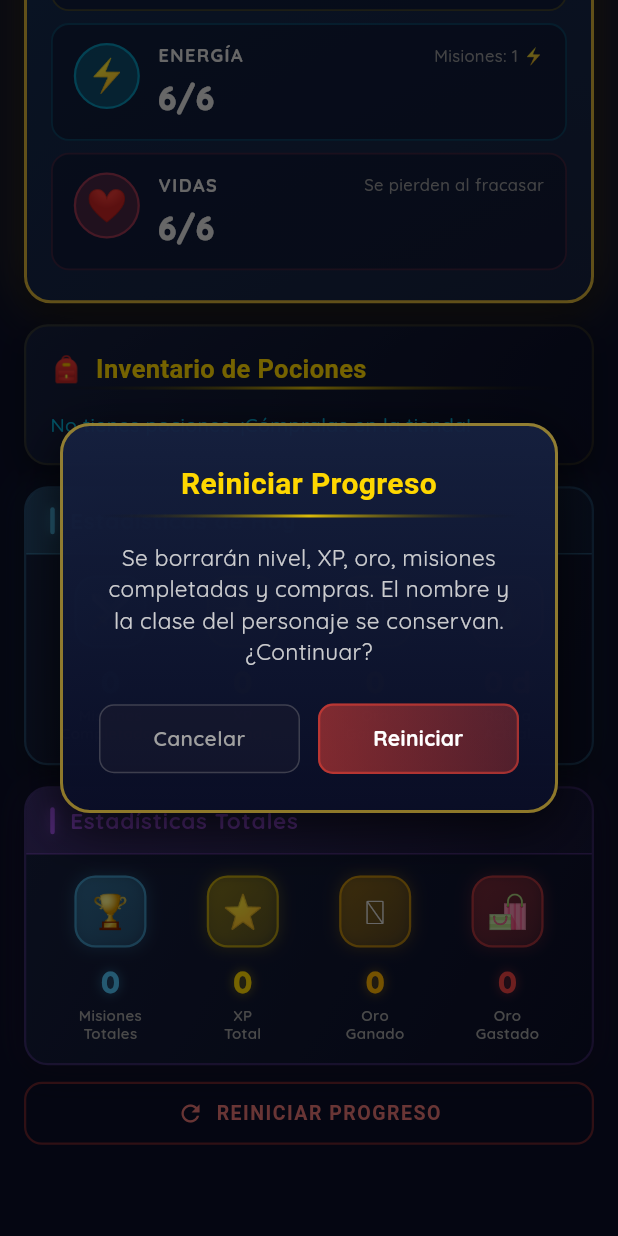
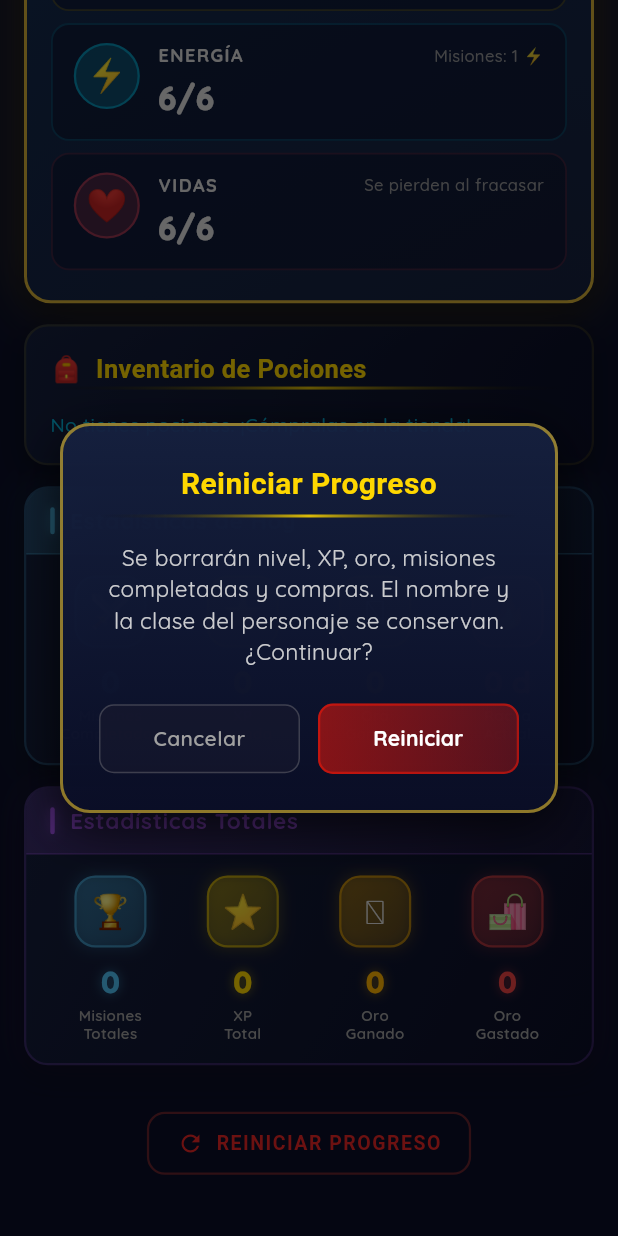
Before and after one commit to Galderolo/Heroina, a Flutter app: the CharacterScreen widget shown alone on an empty page, opened directly, scrolled down 576 dp, after a tap on "REINICIAR PROGRESO", on a phone screen of 412 x 824 dp. Run offline on Flutter 3.47's test engine with Material 3 defaults, Android fonts, the phone set to English and light mode, and no system bars; our stand-ins replace confetti, get_it, google_fonts, image_picker, shared_preferences; accounts and stored records are empty.

Commit message:
fixes: ui improvements

```diff
--- a/FlutterApp/heroesdelhogar/lib/presentation/screens/character/character_screen.dart
+++ b/FlutterApp/heroesdelhogar/lib/presentation/screens/character/character_screen.dart
@@ -177,9 +177,8 @@ class CharacterScreen extends StatelessWidget {
                 ),
 
                 // === Botón Reiniciar Progreso (siempre al final) ===
-                const SizedBox(height: 8),
-                SizedBox(
-                  width: double.infinity,
+                const SizedBox(height: 28),
+                Center(
                   child: OutlinedButton.icon(
                     onPressed: () async {
                       final confirm = await showConfirmDialog(
@@ -190,7 +189,7 @@ class CharacterScreen extends StatelessWidget {
                             'El nombre y la clase del personaje se conservan. '
                             '¿Continuar?',
                         confirmText: 'Reiniciar',
-                        confirmColor: Colors.red,
+                        confirmColor: const Color.fromARGB(255, 255, 23, 6),
                       );
                       if (confirm && context.mounted) {
                         await game.resetProgress();
@@ -199,7 +198,7 @@ class CharacterScreen extends StatelessWidget {
                     icon: const Icon(Icons.refresh, size: 18),
                     label: const Text('REINICIAR PROGRESO'),
                     style: OutlinedButton.styleFrom(
-                      foregroundColor: Colors.red.shade300,
+                      foregroundColor: const Color.fromARGB(255, 236, 37, 37),
                       side: BorderSide(
                         color: Colors.red.withValues(alpha: 0.4),
                         width: 1.5,
@@ -218,7 +217,7 @@ class CharacterScreen extends StatelessWidget {
                   ),
                 ),
 
-                const SizedBox(height: 80),
+                const SizedBox(height: 32),
               ],
             ),
           ),
```
Also changed, not shown: FlutterApp/heroesdelhogar/lib/presentation/screens/missions/missions_screen.dart (+7 -8 lines).
